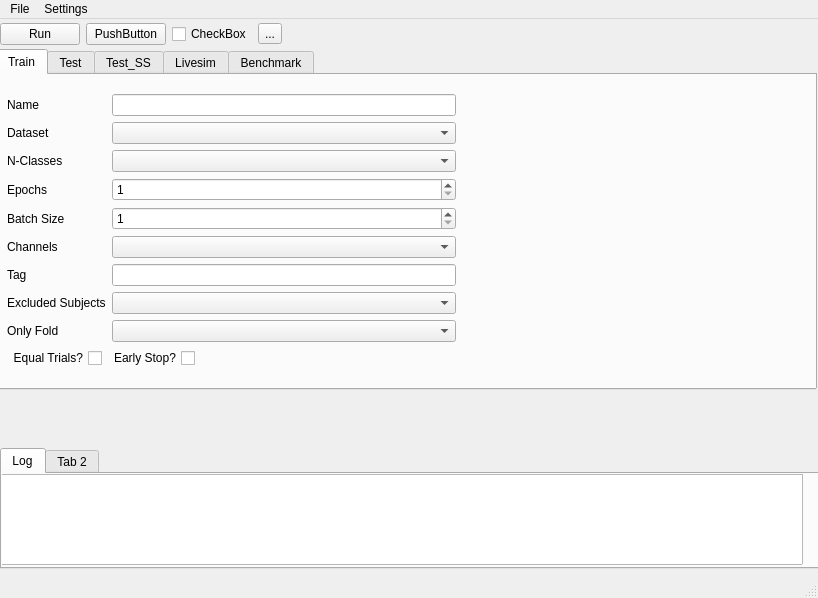
Before: the Qt Designer form app/ui/app.ui in PhilKes/ML-BCI, drawn with Qt 5.
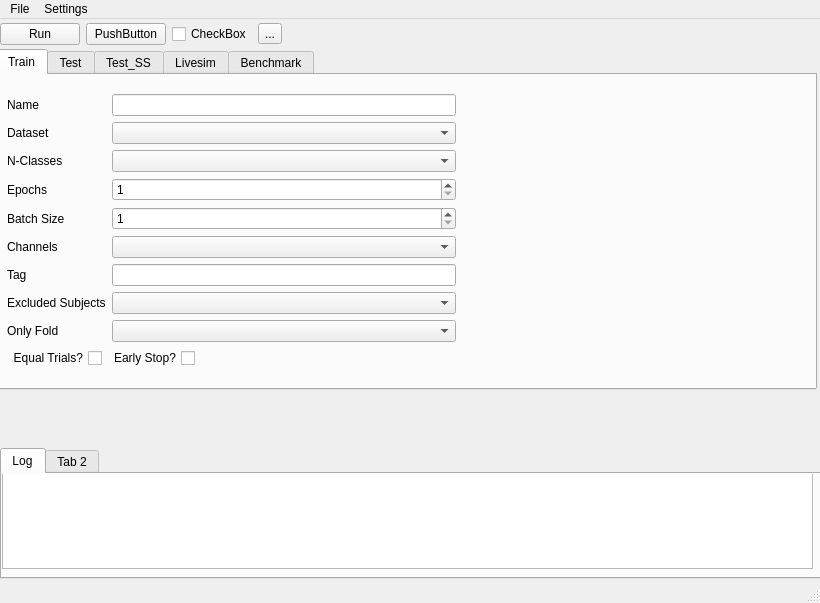
After: the same form once the commit is applied.

```diff
--- a/app/ui/app.ui
+++ b/app/ui/app.ui
@@ -6,8 +6,8 @@
    <rect>
     <x>0</x>
     <y>0</y>
-    <width>818</width>
-    <height>598</height>
+    <width>820</width>
+    <height>603</height>
    </rect>
   </property>
   <property name="windowTitle">
@@ -20,7 +20,7 @@
       <x>0</x>
       <y>429</y>
       <width>821</width>
-      <height>121</height>
+      <height>131</height>
      </rect>
     </property>
     <property name="currentIndex">
@@ -30,13 +30,13 @@
      <attribute name="title">
       <string>Log</string>
      </attribute>
-     <widget class="QListView" name="logListView">
+     <widget class="QPlainTextEdit" name="logTextEdit">
       <property name="geometry">
        <rect>
-        <x>-10</x>
-        <y>0</y>
+        <x>0</x>
+        <y>-1</y>
         <width>811</width>
-        <height>91</height>
+        <height>96</height>
        </rect>
       </property>
      </widget>
@@ -433,7 +433,7 @@
     <rect>
      <x>0</x>
      <y>0</y>
-     <width>818</width>
+     <width>820</width>
      <height>22</height>
     </rect>
    </property>
```
